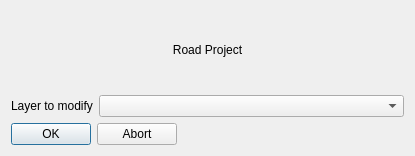
gospodarka-przestrzenna/road_project, file dialog.ui: the form before one commit.
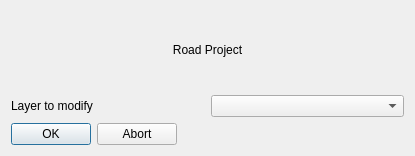
The form after the commit.

```diff
--- a/dialog.ui
+++ b/dialog.ui
@@ -39,7 +39,7 @@
     </widget>
    </item>
    <item>
-    <layout class="QHBoxLayout" name="horizontalLayout" stretch="0,1">
+    <layout class="QHBoxLayout" name="horizontalLayout" stretch="0,0">
      <item>
       <widget class="QLabel" name="ComboDesc">
        <property name="maximumSize">
@@ -54,17 +54,7 @@
       </widget>
      </item>
      <item>
-      <widget class="QComboBox" name="LayersCombo">
-       <property name="toolTip">
-        <string>Choose Layer</string>
-       </property>
-       <property name="statusTip">
-        <string/>
-       </property>
-       <property name="currentText">
-        <string/>
-       </property>
-      </widget>
+      <widget class="QComboBox" name="comboBox"/>
      </item>
     </layout>
    </item>
```
